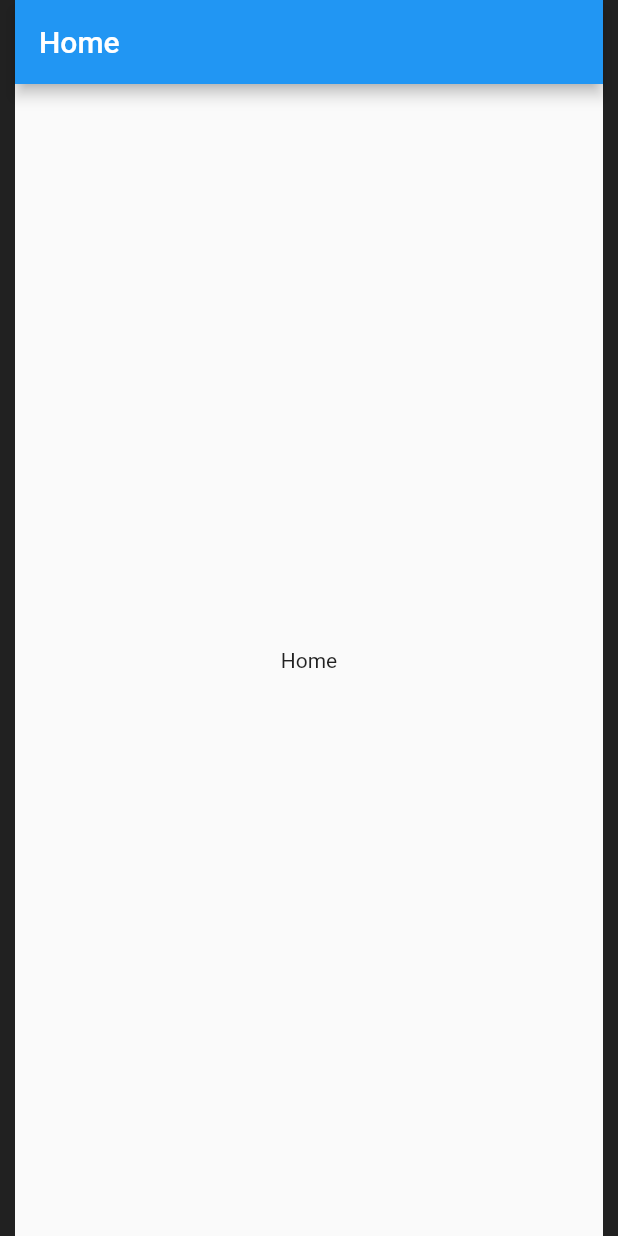
After one commit to GoogleSolutionChallenge/CrisisConnect-App-Repository, a Flutter app: the screen it shows after launch, on a phone screen of 412 x 824 dp. The commit adds this screen. Run offline on Flutter 3.47's test engine with Material 2 defaults, Android fonts, the light colour scheme and no system bars.

Commit message:
organizing the file structure for the project

```diff
--- /dev/null
+++ b/crisis_connect/lib/screens/HomeScreen.dart
@@ -0,0 +1,18 @@
+import 'package:flutter/material.dart';
+
+
+class HomeScreen extends StatelessWidget {
+  const HomeScreen({Key? key, required this.title}) : super(key: key);
+  final String title;
+  @override
+  Widget build(BuildContext context) {
+    return Scaffold(
+      appBar: AppBar(
+        title: const Text("Home"),
+      ),
+      body: const Center(
+        child: Text('Home'),
+      ),
+    );
+  }
+}
```
Also changed, not shown: crisis_connect/lib/main.dart (+2 -17 lines), crisis_connect/lib/screens/OnboardingScreen.dart (added), 1 other file.
